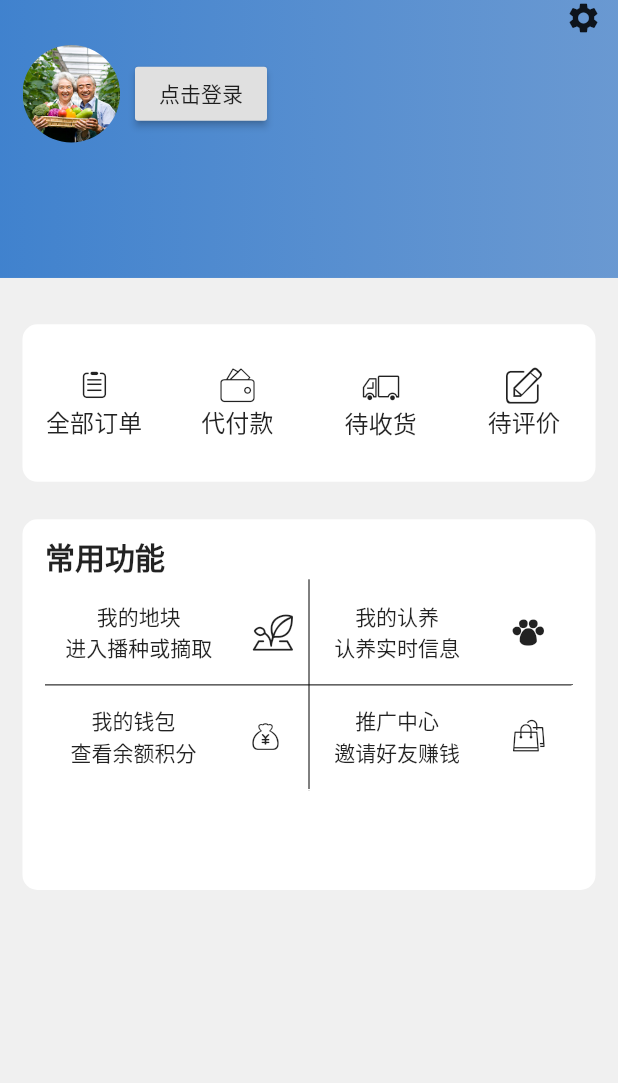
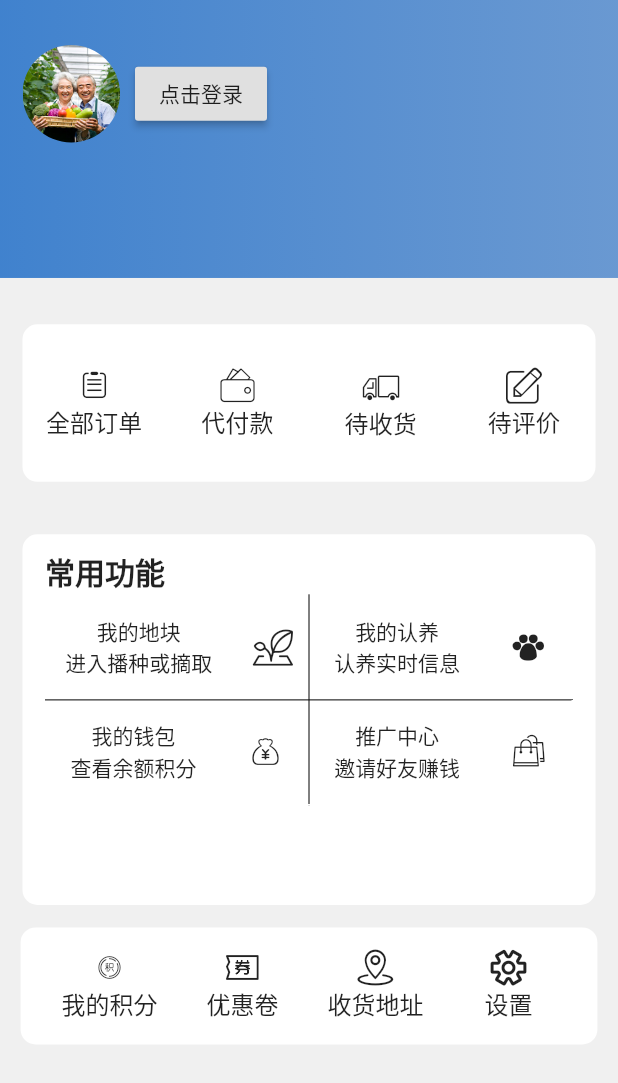
Before and after one commit to 954545647/commerce_shop_flutter, a Flutter app: the UserCenter screen opened directly, on a phone screen of 412 x 824 dp. Shown: the top 1083 px of the screen. Run offline on Flutter 3.47's test engine with Material 2 defaults, Android fonts, the phone set to English and light mode, and no system bars; our stand-ins replace dio, flutter_calendar_carousel, flutter_screenutil, flutter_swiper; network calls fail.

Commit message:
feat: 修改密码功能，封装ListItem组件

```diff
--- /dev/null
+++ b/lib/components/common/list_item.dart
@@ -0,0 +1,52 @@
+// 常见的列表子项
+import 'package:flutter/material.dart';
+// import 'package:commerce_shop_flutter/components/common/menuIcon.dart';
+import 'package:provider/provider.dart';
+import 'package:commerce_shop_flutter/provider/userData.dart';
+
+class ListItem extends StatefulWidget {
+  ListItem(
+      {Key key,
+      this.title: "",
+      this.jumpRoute: "index",
+      this.iconName: "0xe632",
+      @required this.onChanged})
+      : super(key: key);
+
+  final String title; // 标题
+  final onChanged; //
+  final String iconName; // 图标
+  final String jumpRoute;
+
+  @override
+  _ListItemState createState() => new _ListItemState();
+}
+
+class _ListItemState extends State<ListItem> {
+  @override
+  Widget build(BuildContext context) {
+    var icon = int.parse(widget.iconName);
+    final user = Provider.of<UserData>(context);
+    return new Expanded(
+        child: GestureDetector(
+      child: Column(
+        mainAxisAlignment: MainAxisAlignment.center,
+        children: <Widget>[
+          Icon(IconData(icon, fontFamily: 'myIcons')),
+          Text(
+            widget.title,
+            style: TextStyle(fontSize: 16.0),
+          )
+        ],
+      ),
+      onTap: () {
+        if (!user.isLogin) {
+          Navigator.pushNamed(context, "login");
+        } else {
+          Navigator.pushNamed(context, widget.jumpRoute);
+          widget.onChanged();
+        }
+      },
+    ));
+  }
+}
--- a/lib/components/common/menuIcon.dart
+++ b/lib/components/common/menuIcon.dart
@@ -56,4 +56,10 @@ class MenuIcons {
 
   // 我的推广
   static const IconData myAssemble = IconData(0xe635, fontFamily: 'myIcons');
+
+  // 我的积分
+  static const IconData myIntegral = IconData(0xe684, fontFamily: 'myIcons');
+
+  static const IconData myDiscount = IconData(0xe60e, fontFamily: 'myIcons');
+  // static const IconData myAssemble = IconData(0xe635, fontFamily: 'myIcons');
 }
--- a/lib/components/user_center/CommonFun.dart
+++ b/lib/components/user_center/CommonFun.dart
@@ -18,7 +18,7 @@ class _CommonFunState extends State<CommonFun> {
   Widget build(BuildContext context) {
     return Container(
       alignment: Alignment.center,
-      margin: EdgeInsets.fromLTRB(15, 25, 15, 15),
+      margin: EdgeInsets.fromLTRB(15, 15, 15, 15),
       width: ScreenUtil().setWidth(750),
       height: ScreenUtil().setHeight(400),
       decoration: BoxDecoration(
@@ -70,7 +70,7 @@ class _CommonFunState extends State<CommonFun> {
             mainAxisAlignment: MainAxisAlignment.center,
             children: <Widget>[Text(data['funName']), Text(data['funDesc'])],
           ),
-          Icon(IconData(icon,fontFamily: 'myIcons')),
+          Icon(IconData(icon, fontFamily: 'myIcons')),
         ],
       ),
     );
--- a/lib/components/user_center/TopBanner.dart
+++ b/lib/components/user_center/TopBanner.dart
@@ -2,7 +2,6 @@ import 'package:flutter/material.dart';
 import 'package:flutter_screenutil/flutter_screenutil.dart';
 import 'package:commerce_shop_flutter/config/configuration.dart' as config;
 import 'package:commerce_shop_flutter/components/user_center/UserInfo.dart';
-// import 'package:commerce_shop_flutter/components/user_center/UserWealth.dart';
 
 class TopBanner extends StatefulWidget {
   @override
@@ -49,33 +48,13 @@ class _TopBannerState extends State<TopBanner> {
                     ),
                     child: Column(
                       children: <Widget>[
-                        Row(
-                          mainAxisAlignment: MainAxisAlignment.end,
-                          children: <Widget>[
-                            InkWell(
-                              onTap: () {
-                                Navigator.pushNamed(context, 'setting');
-                              },
-                              child: Container(
-                                width: 20,
-                                height: 20,
-                                child: Icon(Icons.settings),
-                              ),
-                            )
-                          ],
-                        ),
-                        SizedBox(height: 10.0),
+                        SizedBox(height: 30.0),
                         // 用户基本信息模块
                         UserInfo()
                       ],
                     ),
                   ),
                 ),
-                // 积分数据模块
-                // Positioned(
-                //   bottom: 25,
-                //   child: UserWealth(),
-                // )
               ],
             )
           ],
--- a/lib/components/user_center/UserInfo.dart
+++ b/lib/components/user_center/UserInfo.dart
@@ -1,3 +1,4 @@
+// 用户信息（头像+名字）
 import 'package:flutter/material.dart';
 import 'package:provider/provider.dart';
 import 'package:commerce_shop_flutter/provider/userData.dart';
--- a/lib/components/user_center/UserWealth.dart
+++ b/lib/components/user_center/UserWealth.dart
@@ -1,5 +1,6 @@
 import 'package:flutter/material.dart';
 import 'package:flutter_screenutil/flutter_screenutil.dart';
+import 'package:commerce_shop_flutter/components/common/list_item.dart';
 
 class UserWealth extends StatefulWidget {
   @override
@@ -18,20 +19,35 @@ class _UserWealthState extends State<UserWealth> {
             borderRadius: BorderRadius.circular(10.0), color: Colors.white),
         child: Row(
           children: <Widget>[
-            Expanded(
-              child: Column(
-                children: <Widget>[Text('15'), Text('我的积分')],
-              ),
+            ListItem(
+              title: "我的积分",
+              onChanged: () {
+                print("544");
+              },
+              iconName: "0xe684",
             ),
-            Expanded(
-              child: Column(
-                children: <Widget>[Text('15'), Text('我的积分')],
-              ),
+            ListItem(
+              title: "优惠卷",
+              onChanged: () {
+                print("444");
+              },
+              iconName: "0xe60e",
             ),
-            Expanded(
-              child: Column(
-                children: <Widget>[Text('15'), Text('我的积分')],
-              ),
+            ListItem(
+              title: "收货地址",
+              onChanged: () {
+                print("");
+              },
+              iconName: "0xe778",
+              jumpRoute: "setting",
+            ),
+            ListItem(
+              title: "设置",
+              onChanged: () {
+                print("");
+              },
+              iconName: "0xe733",
+              jumpRoute: "setting",
             ),
           ],
         ),
--- a/lib/components/welcome/Login.dart
+++ b/lib/components/welcome/Login.dart
@@ -132,8 +132,10 @@ class _LoginState extends State<Login> {
                                           });
                                           if (data["errorCode"] == 0) {
                                             // 将用户信息注册到全局上
-                                            user.login(data["data"]["username"],
-                                                data["data"]["phone:"]);
+                                            user.login(
+                                                data["data"]["id"],
+                                                data["data"]["username"],
+                                                data["data"]["phone"]);
                                             Navigator.pushNamed(
                                                 context, 'index');
                                           } else {
--- a/lib/config/serviceUrl.dart
+++ b/lib/config/serviceUrl.dart
@@ -10,4 +10,5 @@ const urlList = {
   'leftList': baseUrl + 'rentLand/leftList',
   'login': baseUrl + 'login',
   'register': baseUrl + 'register',
+  "changePass": baseUrl + "user/changePass"
 };
--- a/lib/main.dart
+++ b/lib/main.dart
@@ -10,6 +10,7 @@ import 'package:commerce_shop_flutter/components/welcome/Login.dart';
 import 'package:commerce_shop_flutter/components/welcome/Register.dart';
 import 'package:commerce_shop_flutter/components/welcome/Forget.dart';
 import 'package:commerce_shop_flutter/components/user_center/Setting.dart';
+import 'package:commerce_shop_flutter/components/user_center/setting/password.dart';
 import 'package:provider/provider.dart';
 import 'package:commerce_shop_flutter/provider/userData.dart';
 
@@ -45,6 +46,7 @@ class MyApp extends StatelessWidget {
           'integralMall': (context, {arguments}) => IntegralMall(),
           'nearFarm': (context, {arguments}) => NearFarm(),
           'merchant': (context, {arguments}) => Merchant(),
+          'password': (context) => Password(),
         },
         // initialRoute: '/welcome',
         home: Welcome());
--- a/lib/pages/user_center.dart
+++ b/lib/pages/user_center.dart
@@ -4,6 +4,7 @@ import 'package:commerce_shop_flutter/components/user_center/OrderList.dart';
 import 'package:commerce_shop_flutter/components/user_center/CommonFun.dart';
 // import 'package:commerce_shop_flutter/components/user_center/TopBanner.dart';
 import 'package:flutter_screenutil/flutter_screenutil.dart';
+import 'package:commerce_shop_flutter/components/user_center/UserWealth.dart';
 
 class UserCenter extends StatelessWidget {
   @override
@@ -15,7 +16,15 @@ class UserCenter extends StatelessWidget {
       body: Container(
         color: Color.fromRGBO(240, 240, 240, 1),
         child: Column(
-          children: <Widget>[TopBanner(), OrderList(), CommonFun()],
+          children: <Widget>[
+            TopBanner(),
+            OrderList(),
+            SizedBox(
+              height: 20.0,
+            ),
+            CommonFun(),
+            UserWealth(),
+          ],
         ),
       ),
     );
```
Also changed, not shown: lib/components/user_center/Setting.dart (+9 -4 lines), lib/components/user_center/setting/password.dart (added, +85 -0 lines), lib/provider/userData.dart (+5 -3 lines), assets/fonts/iconfont.ttf.
